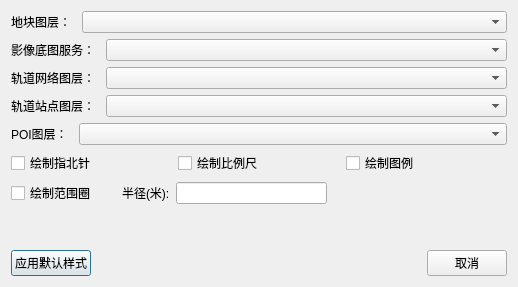
Above: ui/render_dlg_style.ui from zou-mono/renderUP before the change. Below: the same form after it.
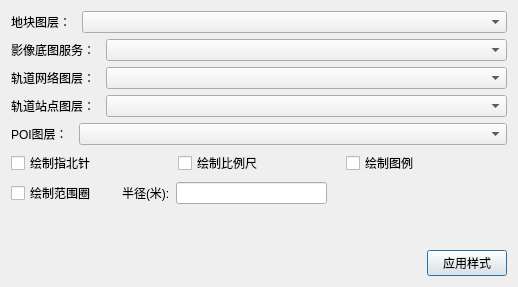
That is the form after the change.

Commit message: 增加批量导出图片时按下escape键取消任务功能.

Diff of the .ui file:
```diff
--- a/ui/render_dlg_style.ui
+++ b/ui/render_dlg_style.ui
@@ -309,19 +309,6 @@
      </item>
      <item>
       <layout class="QHBoxLayout" name="horizontalLayout_6">
-       <item>
-        <widget class="QPushButton" name="btn_default">
-         <property name="sizePolicy">
-          <sizepolicy hsizetype="Minimum" vsizetype="Fixed">
-           <horstretch>0</horstretch>
-           <verstretch>0</verstretch>
-          </sizepolicy>
-         </property>
-         <property name="text">
-          <string>应用默认样式</string>
-         </property>
-        </widget>
-       </item>
        <item>
         <spacer name="horizontalSpacer_6">
          <property name="orientation">
@@ -336,9 +323,15 @@
         </spacer>
        </item>
        <item>
-        <widget class="QPushButton" name="btn_cancel">
+        <widget class="QPushButton" name="btn_default">
+         <property name="sizePolicy">
+          <sizepolicy hsizetype="Minimum" vsizetype="Fixed">
+           <horstretch>0</horstretch>
+           <verstretch>0</verstretch>
+          </sizepolicy>
+         </property>
          <property name="text">
-          <string>取消</string>
+          <string>应用样式</string>
          </property>
         </widget>
        </item>
```
The commit also changes 12 other files.
